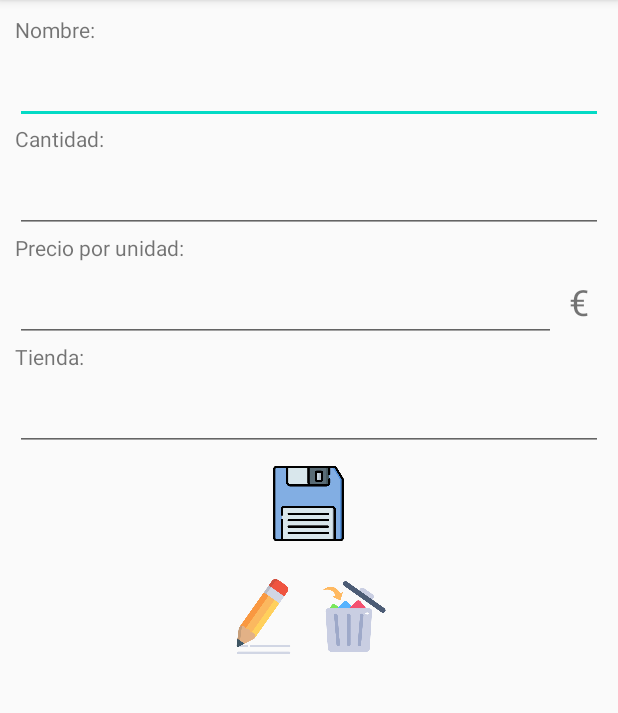
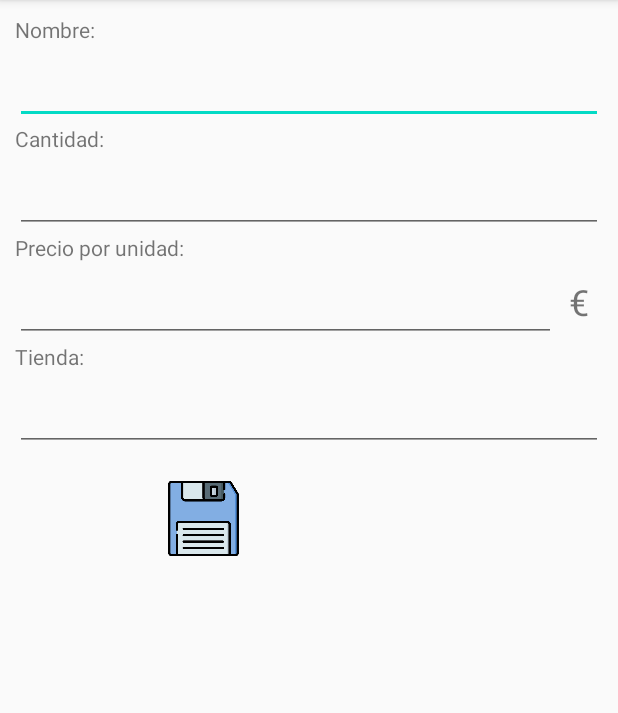
Before and after one commit to isagonrod/inventario, an Android app: the screen it shows after launch (NuevoActivity), in the options menu, after a tap on "Nuevo producto", on a phone screen of 412 x 824 dp, the part 84-797 px from its top. Run offline under Robolectric (Android 15) with nearby library versions, the phone set to English and light mode, and no system bars.

Commit message:
[#3] - Arreglado el que borre un elemento de la lista (sin petar) y lo elimine del RecyclerView también. - Sigue sin funcionar el que borre varios elementos a la vez de la base de datos y del RecyclerView.

```diff
--- a/app/src/main/java/isamix/inventario/ListaActivity.java
+++ b/app/src/main/java/isamix/inventario/ListaActivity.java
@@ -1,6 +1,8 @@
 package isamix.inventario;
 
 import android.annotation.SuppressLint;
+import android.app.AlertDialog;
+import android.content.DialogInterface;
 import android.content.Intent;
 import android.graphics.Color;
 import android.graphics.drawable.ColorDrawable;
@@ -9,7 +11,6 @@ import android.os.Bundle;
 import android.support.v7.widget.DividerItemDecoration;
 import android.support.v7.widget.LinearLayoutManager;
 import android.support.v7.widget.RecyclerView;
-import android.util.Log;
 import android.view.View;
 import android.widget.Button;
 import android.widget.SearchView;
@@ -26,7 +27,7 @@ public class ListaActivity extends AppCompatActivity implements SearchView.OnQue
     RecyclerView listaProductos;
     ArrayList<Producto> listaArrayProductos;
     ListaProductosAdapter adapter;
-    Button addProduct, editProduct, addListProduct, deleteProduct;
+    Button addProduct, addListProduct, deleteProduct;
 
     @SuppressLint("ResourceType")
     @Override
@@ -36,7 +37,6 @@ public class ListaActivity extends AppCompatActivity implements SearchView.OnQue
 
         txtBuscar = findViewById(R.id.txtBuscar);
         addProduct = findViewById(R.id.fabNuevo);
-        //editProduct = findViewById(R.id.fabEditar);
         addListProduct = findViewById(R.id.fabListaCompra);
         deleteProduct = findViewById(R.id.fabEliminar);
         listaProductos = findViewById(R.id.listaProductos);
@@ -62,18 +62,18 @@ public class ListaActivity extends AppCompatActivity implements SearchView.OnQue
         });
 
         deleteProduct.setOnClickListener(v -> {
-            for (int i=0; i < listaProductos.getChildCount(); i++) {
+            for (int i = 0; i < listaProductos.getChildCount(); i++) {
                 View listItem = listaProductos.getChildAt(i);
                 int itemColor = listItem.getBackground() != null ?
-                        ((ColorDrawable)listItem.getBackground()).getColor() : 0xFFFFFFFF;
+                        ((ColorDrawable) listItem.getBackground()).getColor() : 0xFFFFFFFF;
                 if (itemColor == Color.CYAN) {
-                    //TODO: esto creo que no funciona muy bien...
+                    // TODO: Peta y solo borra uno (si se seleccionan varios), si solo se selecciona uno, funciona perfectamente
                     dbProductos.eliminarProducto(this.listaArrayProductos.get(i).getId());
-                    listaArrayProductos.remove(i);
-                    i--;
+                    adapter.eliminarItem(i);
                 }
             }
         });
+
     }
 
     @Override
--- a/app/src/main/java/isamix/inventario/NuevoActivity.java
+++ b/app/src/main/java/isamix/inventario/NuevoActivity.java
@@ -2,6 +2,7 @@ package isamix.inventario;
 
 import android.support.v7.app.AppCompatActivity;
 import android.os.Bundle;
+import android.view.View;
 import android.widget.Button;
 import android.widget.EditText;
 import android.widget.Toast;
@@ -11,7 +12,7 @@ import isamix.inventario.db.DbProductos;
 public class NuevoActivity extends AppCompatActivity {
 
     EditText txtNombre, txtCantidad, txtPrecio, txtTienda;
-    Button btnGuardar;
+    Button btnGuardar, favEditar, favEliminar;
 
     @Override
     protected void onCreate(Bundle savedInstanceState) {
@@ -23,6 +24,10 @@ public class NuevoActivity extends AppCompatActivity {
         txtPrecio = findViewById(R.id.txtPrecio);
         txtTienda = findViewById(R.id.txtTienda);
         btnGuardar = findViewById(R.id.btnGuardar);
+        favEditar = findViewById(R.id.fabEditar);
+        favEditar.setVisibility(View.INVISIBLE);
+        favEliminar = findViewById(R.id.fabEliminar);
+        favEliminar.setVisibility(View.INVISIBLE);
 
         btnGuardar.setOnClickListener(v -> {
             DbProductos dbProductos = new DbProductos(NuevoActivity.this);
--- a/app/src/main/java/isamix/inventario/adapter/ListaProductosAdapter.java
+++ b/app/src/main/java/isamix/inventario/adapter/ListaProductosAdapter.java
@@ -63,6 +63,12 @@ public class ListaProductosAdapter extends RecyclerView.Adapter<ListaProductosAd
         notifyDataSetChanged();
     }
 
+    public void eliminarItem(int position) {
+        listaProductos.remove(position);
+        notifyItemRemoved(position);
+        notifyItemRangeChanged(position, listaProductos.size());
+    }
+
     @Override
     public int getItemCount() {
         return listaProductos.size();
--- a/app/src/main/java/isamix/inventario/db/DbProductos.java
+++ b/app/src/main/java/isamix/inventario/db/DbProductos.java
@@ -124,9 +124,9 @@ public class DbProductos extends DbHelper {
         } catch (Exception ex) {
             ex.toString();
             correcto = false;
-        } finally {
-            db.close();
         }
+
+        db.close();
 
         return correcto;
     }
--- a/app/src/main/res/layout/activity_nuevo.xml
+++ b/app/src/main/res/layout/activity_nuevo.xml
@@ -92,27 +92,27 @@
         android:textSize="24sp"
         tools:ignore="SpeakableTextPresentCheck" />
 
-    <Button
-        android:id="@+id/btnGuardar"
-        android:layout_width="50dp"
-        android:layout_height="50dp"
-        android:layout_gravity="center"
-        android:layout_margin="10dp"
-        android:background="@drawable/save" />
-
-    <GridLayout
+    <LinearLayout
         android:layout_width="match_parent"
         android:layout_height="wrap_content"
         android:layout_margin="10dp"
-        android:columnCount="4">
+        android:gravity="center" >
+
+        <Button
+            android:id="@+id/btnGuardar"
+            android:layout_width="50dp"
+            android:layout_height="50dp"
+            android:layout_gravity="center"
+            android:layout_margin="10dp"
+            android:background="@drawable/save"
+            android:clickable="true" />
 
         <Button
             android:id="@+id/fabEditar"
             android:layout_width="50dp"
             android:layout_height="50dp"
-            android:layout_columnWeight="2"
-            android:layout_gravity="right"
-            android:layout_margin="5dp"
+            android:layout_gravity="center"
+            android:layout_margin="10dp"
             android:background="@drawable/edit"
             android:clickable="true" />
 
@@ -120,12 +120,11 @@
             android:id="@+id/fabEliminar"
             android:layout_width="50dp"
             android:layout_height="50dp"
-            android:layout_columnWeight="2"
-            android:layout_gravity="left"
-            android:layout_margin="5dp"
+            android:layout_gravity="center"
+            android:layout_margin="10dp"
             android:background="@drawable/delete"
             android:clickable="true" />
 
-    </GridLayout>
+    </LinearLayout>
 
 </LinearLayout>
```
